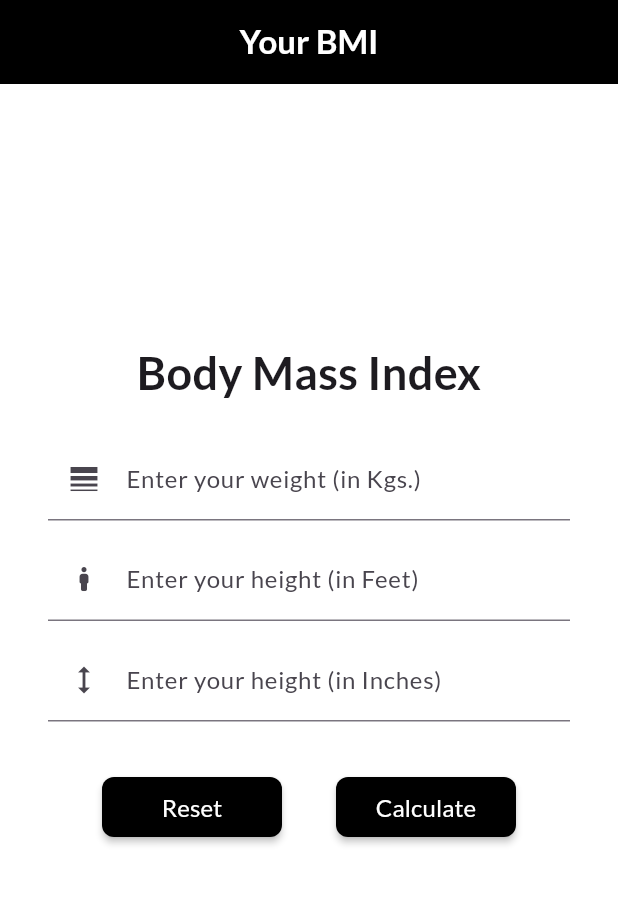
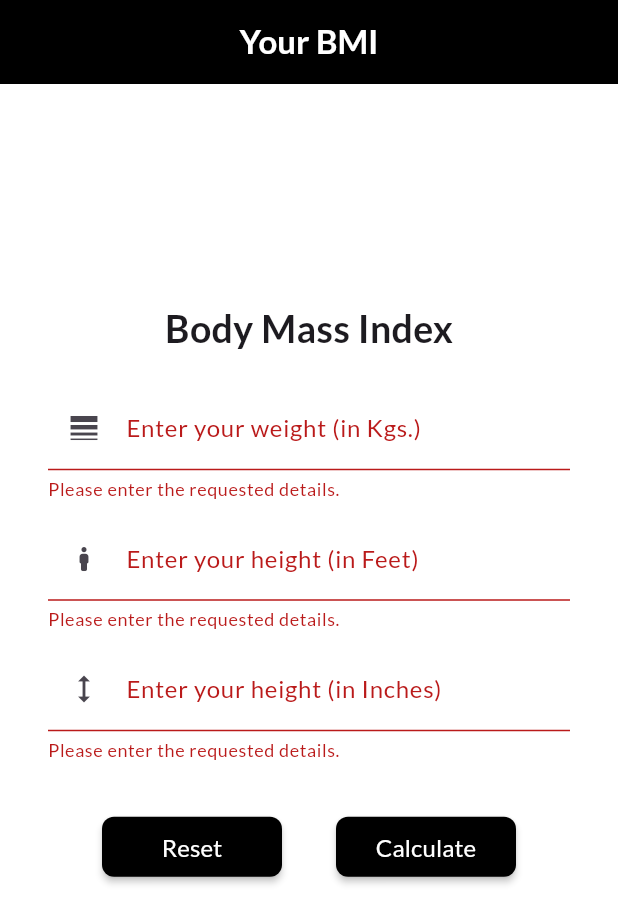
Before and after one commit to nirmit27/bmi_calc, a Flutter app: the screen it shows after launch, after a tap on "Calculate", on a phone screen of 412 x 824 dp. Shown: the top 924 px of the screen. Run offline on Flutter 3.47's test engine with Material 3 defaults, Android fonts, the phone set to English and light mode, and no system bars; our stand-ins replace google_fonts.

```diff
--- a/lib/main.dart
+++ b/lib/main.dart
@@ -71,7 +71,7 @@ class _MyHomePageState extends State<MyHomePage> {
               children: [
                 const Text(
                   "Body Mass Index",
-                  style: TextStyle(fontSize: 30, fontWeight: FontWeight.w600),
+                  style: TextStyle(fontSize: 25, fontWeight: FontWeight.w600),
                 ),
                 const SizedBox(
                   height: 21,
@@ -161,11 +161,10 @@ class _MyHomePageState extends State<MyHomePage> {
                     ),
                     ElevatedButton(
                       onPressed: () {
-                        var wt = int.parse(wtController.text);
-                        var ft = int.parse(ftController.text);
-                        var inc = int.parse(inController.text);
-
                         if (_formKey.currentState!.validate()) {
+                          var wt = int.parse(wtController.text);
+                          var ft = int.parse(ftController.text);
+                          var inc = int.parse(inController.text);
                           var totalM = (((ft * 12) + inc) * (2.54)) / 100;
 
                           var bmi = wt / pow(totalM, 2);
@@ -191,7 +190,7 @@ class _MyHomePageState extends State<MyHomePage> {
                         backgroundColor: Colors.black,
                         shape: const RoundedRectangleBorder(
                             borderRadius: BorderRadius.all(Radius.circular(8))),
-                        fixedSize: const Size(120,20),
+                        fixedSize: const Size(120, 20),
                         elevation: 2.0,
                       ),
                       child: const Text(
```
